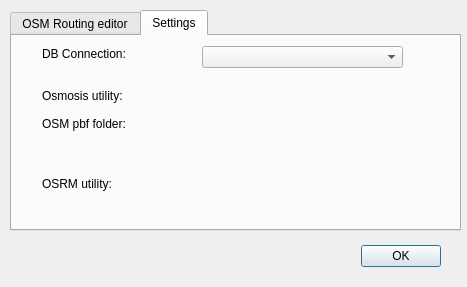
Before: the Qt Designer form osm_routing_editor_dialog_base.ui in tuskjant/OSMEditorForRouting, drawn with Qt 5.
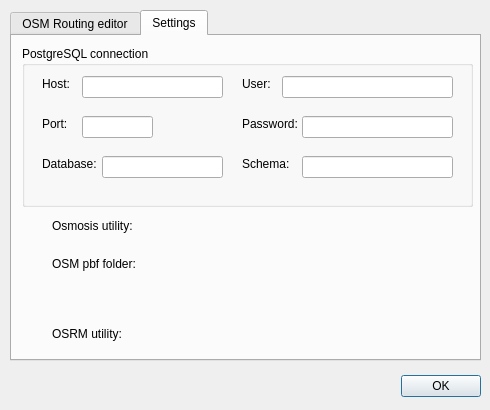
After: the same form once the commit is applied. The open tabs and pages were chosen to show the change. Custom widgets are drawn as their Qt base class.

Commit message: changed ui for db connection

```diff
--- a/osm_routing_editor_dialog_base.ui
+++ b/osm_routing_editor_dialog_base.ui
@@ -6,8 +6,8 @@
    <rect>
     <x>0</x>
     <y>0</y>
-    <width>467</width>
-    <height>287</height>
+    <width>490</width>
+    <height>410</height>
    </rect>
   </property>
   <property name="windowTitle">
@@ -18,8 +18,8 @@
     <rect>
      <x>10</x>
      <y>10</y>
-     <width>451</width>
-     <height>221</height>
+     <width>471</width>
+     <height>351</height>
     </rect>
    </property>
    <property name="currentIndex">
@@ -76,34 +76,11 @@
     <attribute name="title">
      <string>Settings</string>
     </attribute>
-    <widget class="QComboBox" name="comboBoxDBCon">
-     <property name="geometry">
-      <rect>
-       <x>190</x>
-       <y>10</y>
-       <width>201</width>
-       <height>22</height>
-      </rect>
-     </property>
-    </widget>
-    <widget class="QLabel" name="label">
-     <property name="geometry">
-      <rect>
-       <x>30</x>
-       <y>10</y>
-       <width>101</width>
-       <height>16</height>
-      </rect>
-     </property>
-     <property name="text">
-      <string>DB Connection:</string>
-     </property>
-    </widget>
     <widget class="QLabel" name="label_2">
      <property name="geometry">
       <rect>
-       <x>30</x>
-       <y>50</y>
+       <x>40</x>
+       <y>180</y>
        <width>111</width>
        <height>20</height>
       </rect>
@@ -115,8 +92,8 @@
     <widget class="QgsFileWidget" name="mQgsFileWidgetOsmosis">
      <property name="geometry">
       <rect>
-       <x>170</x>
-       <y>50</y>
+       <x>190</x>
+       <y>180</y>
        <width>241</width>
        <height>27</height>
       </rect>
@@ -128,8 +105,8 @@
     <widget class="QgsFileWidget" name="mQgsFileWidget">
      <property name="geometry">
       <rect>
-       <x>170</x>
-       <y>130</y>
+       <x>190</x>
+       <y>280</y>
        <width>241</width>
        <height>27</height>
       </rect>
@@ -141,8 +118,8 @@
     <widget class="QLabel" name="label_3">
      <property name="geometry">
       <rect>
-       <x>30</x>
-       <y>140</y>
+       <x>40</x>
+       <y>290</y>
        <width>81</width>
        <height>16</height>
       </rect>
@@ -154,8 +131,8 @@
     <widget class="QLabel" name="label_4">
      <property name="geometry">
       <rect>
-       <x>30</x>
-       <y>80</y>
+       <x>40</x>
+       <y>220</y>
        <width>121</width>
        <height>16</height>
       </rect>
@@ -167,8 +144,8 @@
     <widget class="QgsFileWidget" name="mQgsFileWidget_2">
      <property name="geometry">
       <rect>
-       <x>170</x>
-       <y>80</y>
+       <x>190</x>
+       <y>220</y>
        <width>241</width>
        <height>27</height>
       </rect>
@@ -177,13 +154,164 @@
       <enum>QgsFileWidget::GetDirectory</enum>
      </property>
     </widget>
+    <widget class="QGroupBox" name="groupBox">
+     <property name="geometry">
+      <rect>
+       <x>10</x>
+       <y>10</y>
+       <width>451</width>
+       <height>161</height>
+      </rect>
+     </property>
+     <property name="title">
+      <string>PostgreSQL connection</string>
+     </property>
+     <widget class="QLabel" name="label">
+      <property name="geometry">
+       <rect>
+        <x>20</x>
+        <y>30</y>
+        <width>61</width>
+        <height>16</height>
+       </rect>
+      </property>
+      <property name="text">
+       <string>Host:</string>
+      </property>
+     </widget>
+     <widget class="QLabel" name="label_5">
+      <property name="geometry">
+       <rect>
+        <x>20</x>
+        <y>70</y>
+        <width>55</width>
+        <height>16</height>
+       </rect>
+      </property>
+      <property name="text">
+       <string>Port:</string>
+      </property>
+     </widget>
+     <widget class="QLabel" name="label_6">
+      <property name="geometry">
+       <rect>
+        <x>20</x>
+        <y>110</y>
+        <width>71</width>
+        <height>16</height>
+       </rect>
+      </property>
+      <property name="text">
+       <string>Database:</string>
+      </property>
+     </widget>
+     <widget class="QLabel" name="label_7">
+      <property name="geometry">
+       <rect>
+        <x>220</x>
+        <y>110</y>
+        <width>55</width>
+        <height>16</height>
+       </rect>
+      </property>
+      <property name="text">
+       <string>Schema:</string>
+      </property>
+     </widget>
+     <widget class="QLabel" name="label_8">
+      <property name="geometry">
+       <rect>
+        <x>220</x>
+        <y>30</y>
+        <width>55</width>
+        <height>16</height>
+       </rect>
+      </property>
+      <property name="text">
+       <string>User:</string>
+      </property>
+     </widget>
+     <widget class="QLabel" name="label_9">
+      <property name="geometry">
+       <rect>
+        <x>220</x>
+        <y>70</y>
+        <width>71</width>
+        <height>16</height>
+       </rect>
+      </property>
+      <property name="text">
+       <string>Password:</string>
+      </property>
+     </widget>
+     <widget class="QLineEdit" name="lineEditHost">
+      <property name="geometry">
+       <rect>
+        <x>60</x>
+        <y>30</y>
+        <width>141</width>
+        <height>22</height>
+       </rect>
+      </property>
+     </widget>
+     <widget class="QLineEdit" name="lineEditPort">
+      <property name="geometry">
+       <rect>
+        <x>60</x>
+        <y>70</y>
+        <width>71</width>
+        <height>22</height>
+       </rect>
+      </property>
+     </widget>
+     <widget class="QLineEdit" name="lineEditDB">
+      <property name="geometry">
+       <rect>
+        <x>80</x>
+        <y>110</y>
+        <width>121</width>
+        <height>22</height>
+       </rect>
+      </property>
+     </widget>
+     <widget class="QLineEdit" name="lineEditUser">
+      <property name="geometry">
+       <rect>
+        <x>260</x>
+        <y>30</y>
+        <width>171</width>
+        <height>22</height>
+       </rect>
+      </property>
+     </widget>
+     <widget class="QLineEdit" name="lineEditPassword">
+      <property name="geometry">
+       <rect>
+        <x>280</x>
+        <y>70</y>
+        <width>151</width>
+        <height>22</height>
+       </rect>
+      </property>
+     </widget>
+     <widget class="QLineEdit" name="lineEditSchema">
+      <property name="geometry">
+       <rect>
+        <x>280</x>
+        <y>110</y>
+        <width>151</width>
+        <height>22</height>
+       </rect>
+      </property>
+     </widget>
+    </widget>
    </widget>
   </widget>
   <widget class="QDialogButtonBox" name="button_box">
    <property name="geometry">
     <rect>
-     <x>100</x>
-     <y>240</y>
+     <x>140</x>
+     <y>370</y>
      <width>341</width>
      <height>32</height>
     </rect>
```
Left out of the diff: 12 changed lines with no effect on the pictures. The commit also changes 1 other file.
